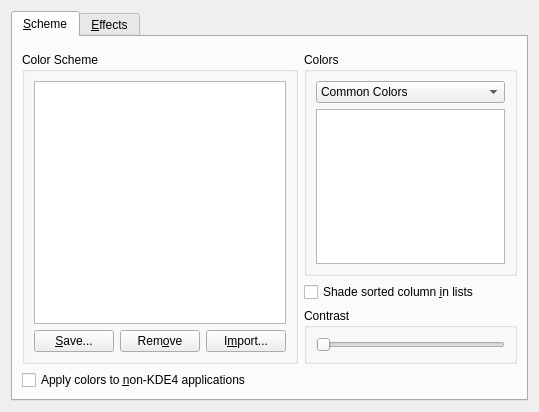
Old version of the form kcontrol/colors/colorsettings.ui in the repository mgottschlag/kwin-tiling.
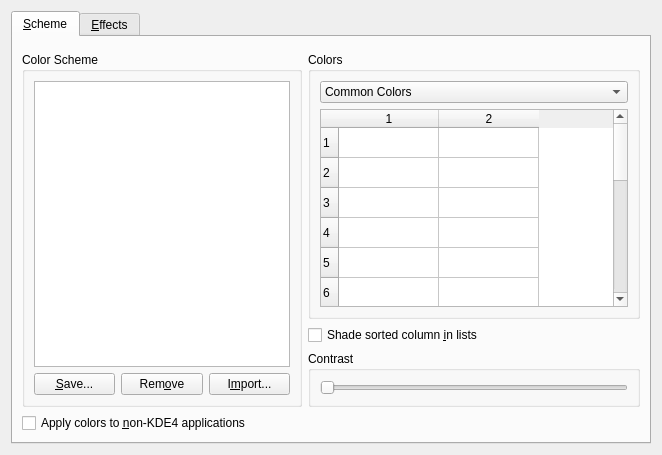
New version of the form. Custom widgets are drawn as their Qt base class.

Commit message: colorTable initial setup

The edit to the form file:
```diff
--- a/kcontrol/colors/colorsettings.ui
+++ b/kcontrol/colors/colorsettings.ui
@@ -5,8 +5,8 @@
    <rect>
     <x>0</x>
     <y>0</y>
-    <width>539</width>
-    <height>412</height>
+    <width>662</width>
+    <height>455</height>
    </rect>
   </property>
   <property name="windowTitle" >
@@ -116,13 +116,39 @@
            </widget>
           </item>
           <item>
-           <widget class="KListWidget" name="colorList" >
-            <property name="sizePolicy" >
-             <sizepolicy vsizetype="Expanding" hsizetype="Expanding" >
-              <horstretch>0</horstretch>
-              <verstretch>0</verstretch>
-             </sizepolicy>
+           <widget class="QTableWidget" name="colorTable" >
+            <property name="selectionMode" >
+             <enum>QAbstractItemView::SingleSelection</enum>
             </property>
+            <property name="selectionBehavior" >
+             <enum>QAbstractItemView::SelectRows</enum>
+            </property>
+            <property name="wordWrap" >
+             <bool>true</bool>
+            </property>
+            <property name="rowCount" >
+             <number>15</number>
+            </property>
+            <property name="columnCount" >
+             <number>2</number>
+            </property>
+            <row/>
+            <row/>
+            <row/>
+            <row/>
+            <row/>
+            <row/>
+            <row/>
+            <row/>
+            <row/>
+            <row/>
+            <row/>
+            <row/>
+            <row/>
+            <row/>
+            <row/>
+            <column/>
+            <column/>
            </widget>
           </item>
          </layout>
```
The commit also changes 2 other files.
